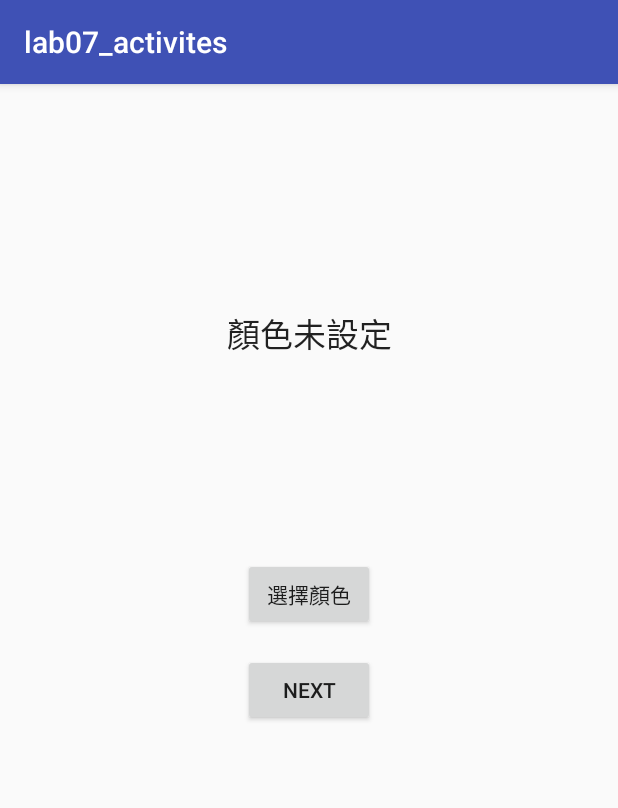
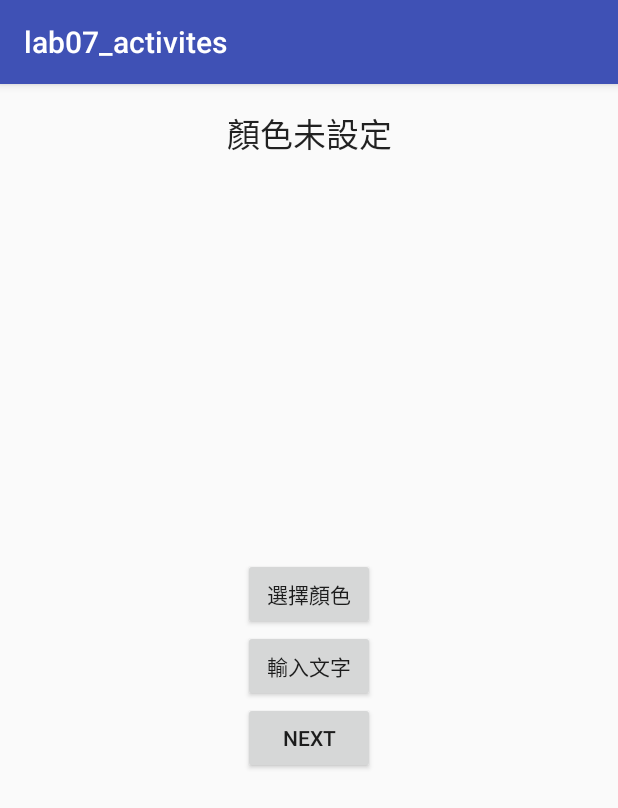
Before and after one commit to smalljay1117/lab07_activities, an Android app: the screen it shows after launch (MainActivity), on a phone screen of 412 x 824 dp. Shown: the top 808 px of the screen. Run offline under Robolectric (Android 15) with nearby library versions, the phone set to English and light mode, and no system bars.

Commit message:
新增EditTextView

```diff
--- a/app/src/main/AndroidManifest.xml
+++ b/app/src/main/AndroidManifest.xml
@@ -18,7 +18,8 @@
         <activity android:name=".ColorPickerActivity" />
         <activity android:name=".NextActivity" />
         <activity android:name=".BackNextActivity" />
-        <activity android:name=".BackMainActivity"></activity>
+        <activity android:name=".BackMainActivity" />
+        <activity android:name=".EditTextActivity"></activity>
     </application>
 
 </manifest>
--- a/app/src/main/java/com/example/android/lab07_activites/ColorPickerActivity.java
+++ b/app/src/main/java/com/example/android/lab07_activites/ColorPickerActivity.java
@@ -41,4 +41,8 @@ public class ColorPickerActivity extends AppCompatActivity {
         finish();
     }
 
+    public void cancel(View view) {
+        setResult(RESULT_CANCELED);
+        finish();
+    }
 }
--- a/app/src/main/res/layout/activity_main.xml
+++ b/app/src/main/res/layout/activity_main.xml
@@ -9,31 +9,45 @@
     android:paddingTop="@dimen/activity_vertical_margin"
     tools:context="com.example.android.lab07_activites.MainActivity">
 
-    <TextView
-        android:id="@+id/tv_color"
-        android:layout_width="300dp"
-        android:layout_height="300dp"
-        android:gravity="center"
-        android:text="顏色未設定"
-        android:textAppearance="@android:style/TextAppearance.Large"
-        android:layout_centerHorizontal="true"/>
+    <ScrollView
+        android:id="@+id/scroll_view"
+        android:layout_width="match_parent"
+        android:layout_height="300dp">
+
+        <TextView
+            android:id="@+id/tv_color"
+            android:layout_width="match_parent"
+            android:layout_height="match_parent"
+            android:gravity="center"
+            android:text="顏色未設定"
+            android:textAppearance="@android:style/TextAppearance.Large" />
+
+    </ScrollView>
 
     <Button
         android:id="@+id/btn_color"
         android:layout_width="wrap_content"
         android:layout_height="wrap_content"
-        android:text="選擇顏色"
-        android:layout_below="@id/tv_color"
+        android:layout_below="@id/scroll_view"
         android:layout_centerHorizontal="true"
-        android:onClick="selectColor"/>
+        android:onClick="selectColor"
+        android:text="選擇顏色" />
+
+    <Button
+        android:id="@+id/btn_text"
+        android:layout_width="wrap_content"
+        android:layout_height="wrap_content"
+        android:layout_below="@id/btn_color"
+        android:layout_centerHorizontal="true"
+        android:onClick="editText"
+        android:text="輸入文字" />
 
     <Button
         android:layout_width="wrap_content"
         android:layout_height="wrap_content"
-        android:text="NEXT"
-        android:layout_below="@id/btn_color"
-        android:layout_marginTop="16sp"
+        android:layout_below="@id/btn_text"
         android:layout_centerHorizontal="true"
-        android:onClick="next"/>
+        android:onClick="next"
+        android:text="NEXT" />
 
 </RelativeLayout>
```
Also changed, not shown: app/src/main/java/com/example/android/lab07_activites/BackMainActivity.java (+8 -0 lines), app/src/main/java/com/example/android/lab07_activites/BackNextActivity.java (+9 -0 lines), app/src/main/java/com/example/android/lab07_activites/EditTextActivity.java (added, +34 -0 lines), app/src/main/java/com/example/android/lab07_activites/MainActivity.java (+29 -6 lines), app/src/main/java/com/example/android/lab07_activites/NextActivity.java (+9 -0 lines), app/src/main/res/layout/activity_edit_text.xml (added, +43 -0 lines).
